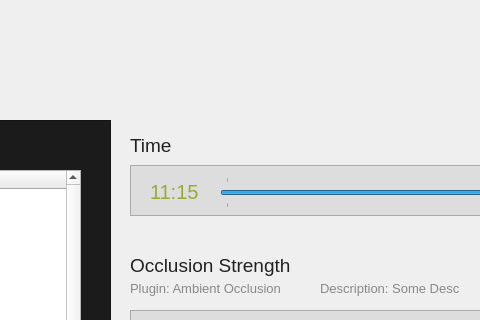
First picture: the form in Toolkit/DayTimeEditor/ui/main_window.ui, repository tobspr/RenderPipeline, before the edit; both pictures show x 280 to 760 and y 0 to 320 of the 1200 by 800 pixel window.
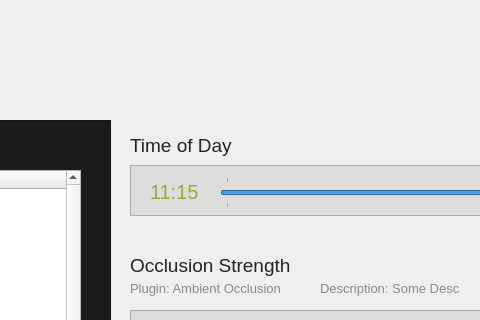
Second picture: the form after the edit. Icons and pictures are not drawn.

Commit message: improve Day Time Editor

Patch:
```diff
--- a/Toolkit/DayTimeEditor/ui/main_window.ui
+++ b/Toolkit/DayTimeEditor/ui/main_window.ui
@@ -413,7 +413,7 @@
      <string notr="true">color: #222;</string>
     </property>
     <property name="text">
-     <string>Time</string>
+     <string>Time of Day</string>
     </property>
    </widget>
    <widget class="QLabel" name="lbl_select_setting">
```
The commit also changes 11 other files.
